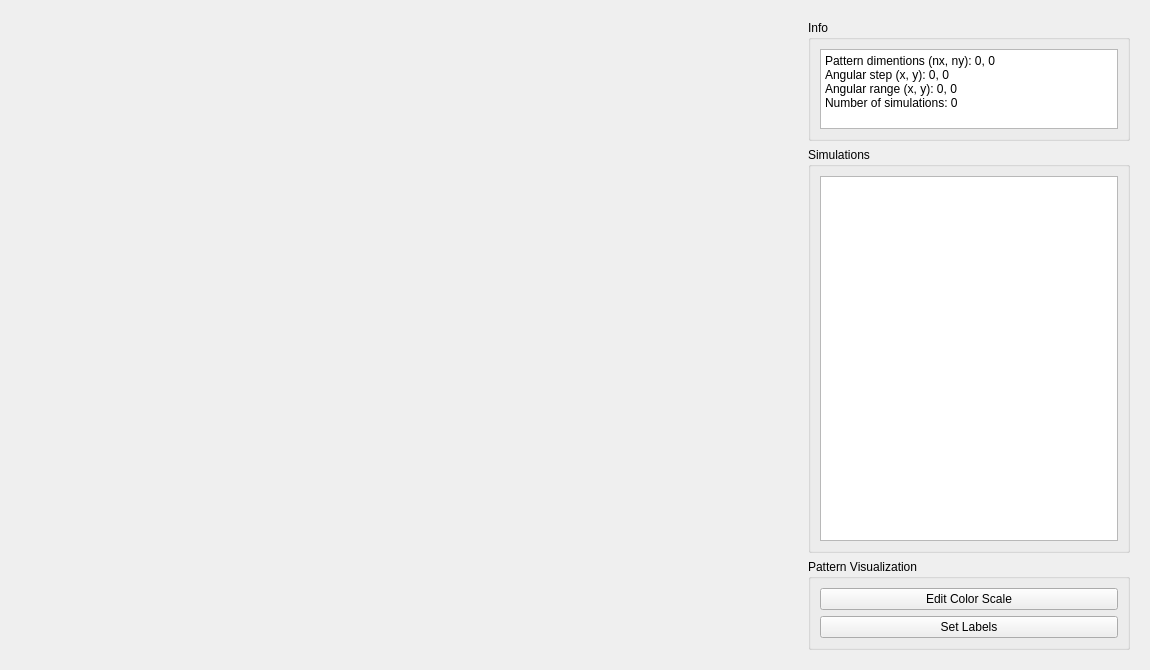
Old version of the form qt_designer/simexplorer_widget.ui in the repository edbosne/pyfdd.
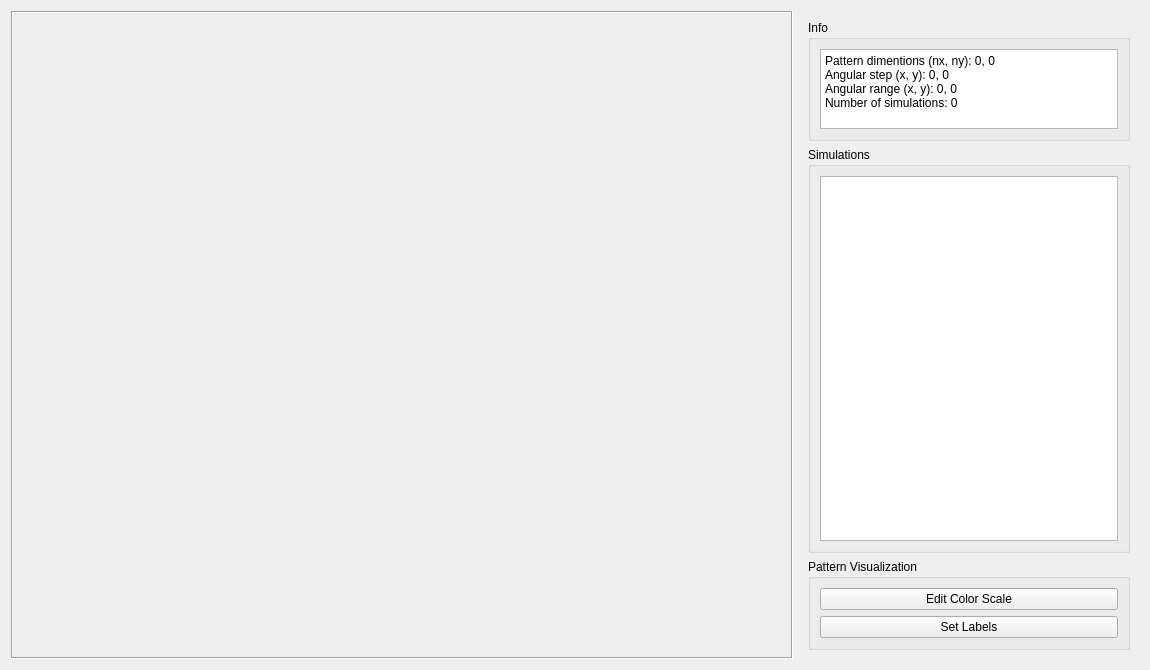
New version of the form.

```diff
--- a/qt_designer/simexplorer_widget.ui
+++ b/qt_designer/simexplorer_widget.ui
@@ -21,7 +21,7 @@
   </property>
   <layout class="QHBoxLayout" name="horizontalLayout">
    <item>
-    <widget class="QWidget" name="mplwindow" native="true">
+    <widget class="QFrame" name="mplwindow">
      <property name="sizePolicy">
       <sizepolicy hsizetype="Expanding" vsizetype="Expanding">
        <horstretch>0</horstretch>
@@ -46,6 +46,12 @@
      <property name="autoFillBackground">
       <bool>false</bool>
      </property>
+     <property name="frameShape">
+      <enum>QFrame::Box</enum>
+     </property>
+     <property name="frameShadow">
+      <enum>QFrame::Sunken</enum>
+     </property>
      <layout class="QHBoxLayout" name="mplvl">
       <property name="spacing">
        <number>6</number>
```
